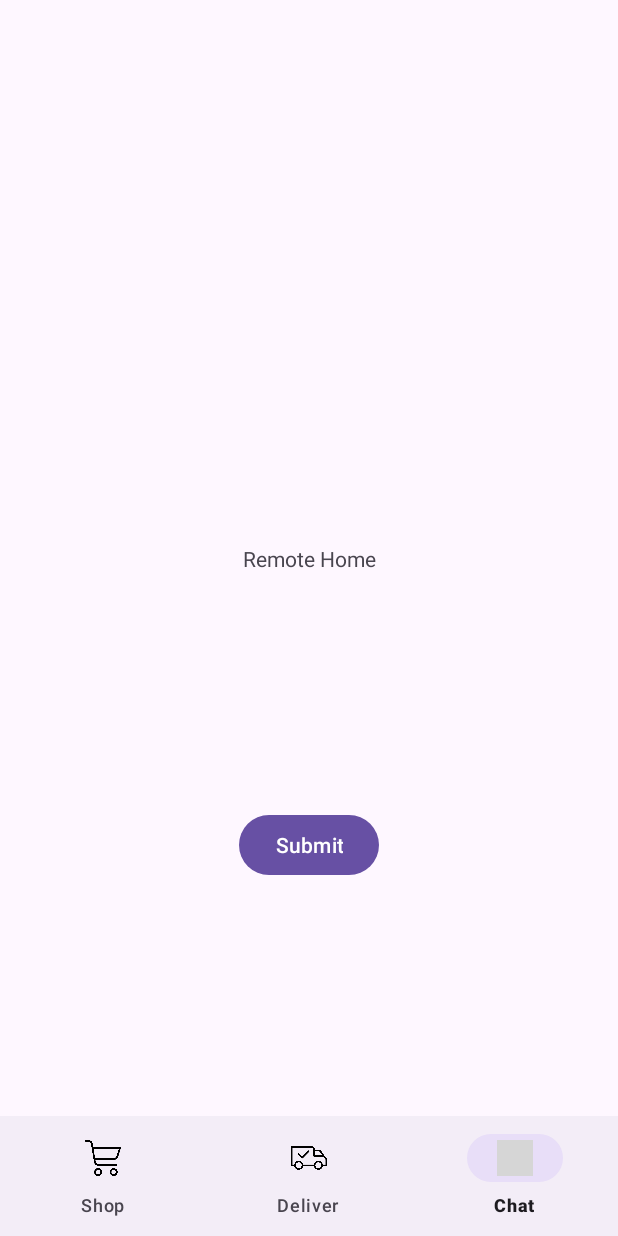
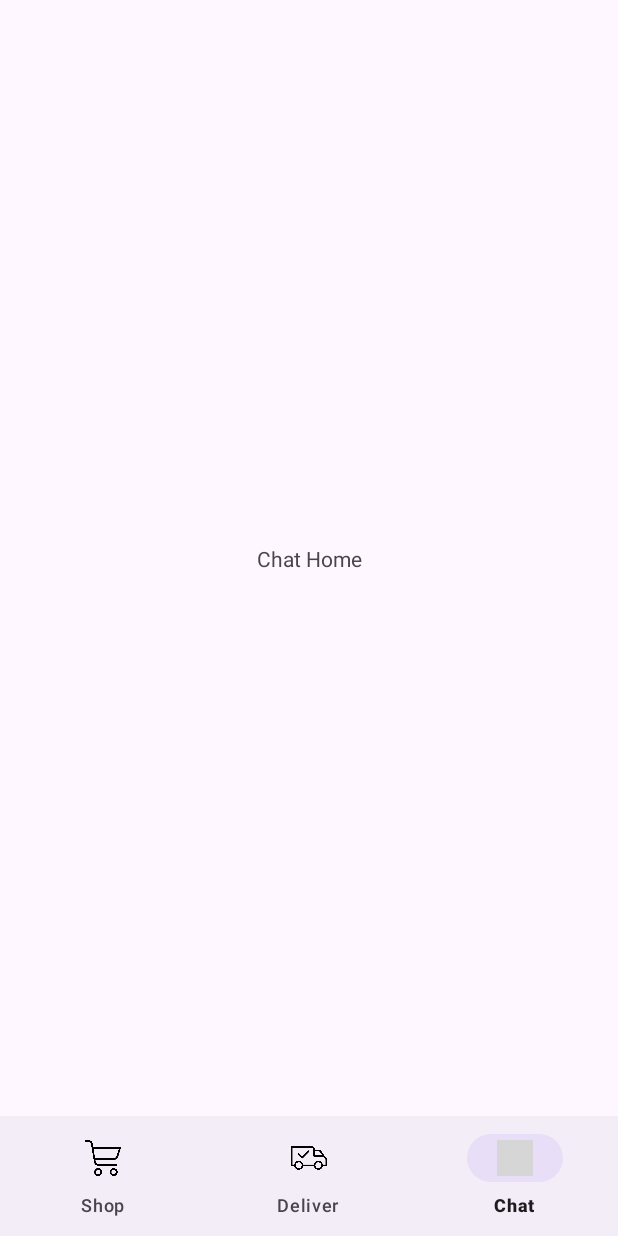
Before and after one commit to jordany78/COSC341_BuddyCart, an Android app: the screen it shows after launch (MainActivity), item 3 of the bottom bar chosen, on a phone screen of 412 x 824 dp. Run offline under Robolectric (Android 15) with nearby library versions, the phone set to English and light mode, and no system bars; grey boxes are pictures that could not be loaded.

Commit message:
Finished the notification implementation for ChatHome, successfully passed data between fragments (Remote & Buddy, look at onCreateView!) using the view model hashmap.

```diff
--- a/app/src/main/java/com/example/cosc341_buddycart/BuddyShopperHome.java
+++ b/app/src/main/java/com/example/cosc341_buddycart/BuddyShopperHome.java
@@ -5,9 +5,12 @@ import android.os.Bundle;
 import androidx.fragment.app.Fragment;
 import androidx.lifecycle.ViewModelProvider;
 
+import android.view.Gravity;
 import android.view.LayoutInflater;
 import android.view.View;
 import android.view.ViewGroup;
+import android.widget.Button;
+import android.widget.Toast;
 
 /**
  * A simple {@link Fragment} subclass.
@@ -16,6 +19,7 @@ import android.view.ViewGroup;
  */
 public class BuddyShopperHome extends Fragment {
 
+    private Button approveButton;
     private SharingViewModel viewModel;
 
     // TODO: Rename parameter arguments, choose names that match
@@ -62,12 +66,31 @@ public class BuddyShopperHome extends Fragment {
     public View onCreateView(LayoutInflater inflater, ViewGroup container,
                              Bundle savedInstanceState) {
         // Inflate the layout for this fragment
-        View view = inflater.inflate(R.layout.fragment_remote_shopper_home, container, false);
+        View view = inflater.inflate(R.layout.fragment_buddy_shopper_home, container, false);
 
         // View Model for passing data -> copy this to share data between fragments!
 
         viewModel = new ViewModelProvider(requireActivity()).get(SharingViewModel.class);
 
+        approveButton = view.findViewById(R.id.approveButton);
+
+        approveButton.setOnClickListener(new View.OnClickListener() { // THIS IS JUST A DEMO
+            @Override
+            public void onClick(View v) {
+                Boolean isSubmitted = (Boolean) viewModel.getData("isSubmitted").getValue(); // Gets it from RemoteShopperHome
+
+                if(isSubmitted != null && isSubmitted) {
+
+                    // Toast at top of screen
+                    Toast.makeText(view.getContext(), "Your list has been approved!", Toast.LENGTH_SHORT).show();
+
+                    if ((MainActivity) getActivity() != null) { // Call funct. in main activity
+                        ((MainActivity) getActivity()).listApproved();
+                    }
+
+                }
+            }
+        });
 
         return view;
     }
--- a/app/src/main/java/com/example/cosc341_buddycart/ChatHome.java
+++ b/app/src/main/java/com/example/cosc341_buddycart/ChatHome.java
@@ -62,7 +62,7 @@ public class ChatHome extends Fragment {
     public View onCreateView(LayoutInflater inflater, ViewGroup container,
                              Bundle savedInstanceState) {
         // Inflate the layout for this fragment
-        View view = inflater.inflate(R.layout.fragment_remote_shopper_home, container, false);
+        View view = inflater.inflate(R.layout.fragment_chat_home, container, false);
 
         // View Model for passing data -> copy this to share data between fragments!
 
--- a/app/src/main/java/com/example/cosc341_buddycart/MainActivity.java
+++ b/app/src/main/java/com/example/cosc341_buddycart/MainActivity.java
@@ -41,8 +41,6 @@ public class MainActivity extends AppCompatActivity {
         buddyShopperHome = new BuddyShopperHome();
         remoteShopperHome = new RemoteShopperHome();
         chatHome = new ChatHome();
-
-        updateChatIcon();
 
         bottomMenuBar.setOnItemSelectedListener(new NavigationBarView.OnItemSelectedListener() {
             @Override
--- a/app/src/main/java/com/example/cosc341_buddycart/RemoteShopperHome.java
+++ b/app/src/main/java/com/example/cosc341_buddycart/RemoteShopperHome.java
@@ -10,6 +10,7 @@ import android.view.View;
 import android.view.ViewGroup;
 import android.widget.Button;
 import android.widget.TextView;
+import android.widget.Toast;
 
 /**
  * A simple {@link Fragment} subclass.
--- a/app/src/main/res/layout/fragment_buddy_shopper_home.xml
+++ b/app/src/main/res/layout/fragment_buddy_shopper_home.xml
@@ -24,7 +24,7 @@
             app:layout_constraintVertical_bias="0.5" />
 
         <Button
-            android:id="@+id/button2"
+            android:id="@+id/approveButton"
             android:layout_width="wrap_content"
             android:layout_height="wrap_content"
             android:text="Approve"
```
